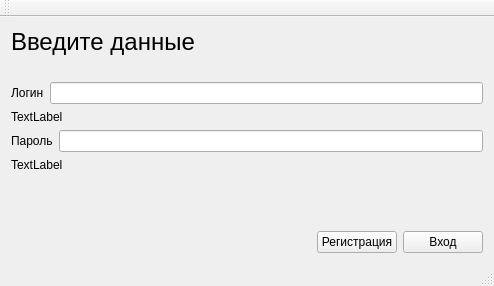
This is mainwindow.ui in shesmu291/qt.reg as Qt 5 draws it before an edit. The edited form follows.
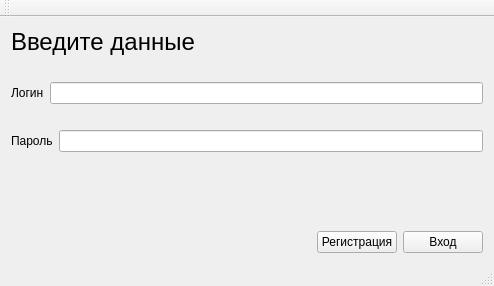
This is the edited form.

Commit message: врроде как работате лейбл, не открывается новое окно(программа выдает ошибку)

Diff of the .ui file:
```diff
--- a/mainwindow.ui
+++ b/mainwindow.ui
@@ -59,7 +59,7 @@
             <item>
              <widget class="QLabel" name="label_6">
               <property name="text">
-               <string>TextLabel</string>
+               <string/>
               </property>
              </widget>
             </item>
@@ -84,7 +84,7 @@
             <item>
              <widget class="QLabel" name="label_4">
               <property name="text">
-               <string>TextLabel</string>
+               <string/>
               </property>
              </widget>
             </item>
```
Left out of the diff: 6 changed lines with no effect on the pictures. The commit also changes 5 other files.
